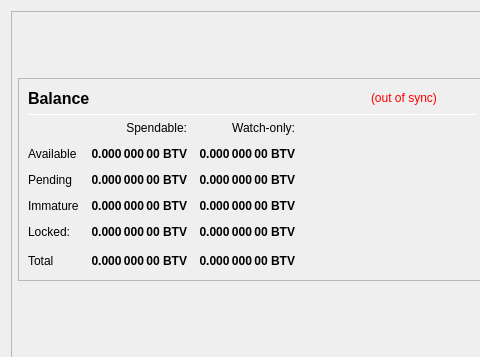
First picture: the form in src/qt/forms/overviewpage.ui, repository belechedev/BG-GoldMetalCoin, before the edit; both pictures show x 0 to 480 and y 0 to 357 of the 978 by 841 pixel window.
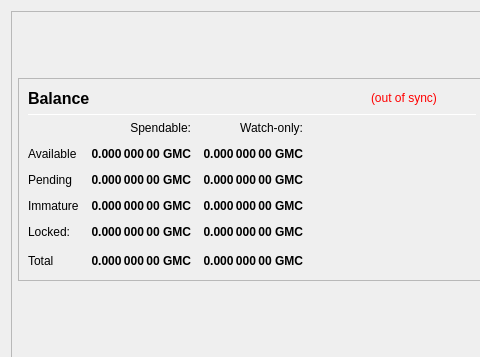
Second picture: the form after the edit.

What changed in the file:
```diff
--- a/src/qt/forms/overviewpage.ui
+++ b/src/qt/forms/overviewpage.ui
@@ -300,7 +300,7 @@
                        <string>Your current spendable balance</string>
                       </property>
                       <property name="text">
-                       <string notr="true">0.000 000 00 BTV</string>
+                       <string notr="true">0.000 000 00 GMC</string>
                       </property>
                       <property name="alignment">
                        <set>Qt::AlignRight|Qt::AlignTrailing|Qt::AlignVCenter</set>
@@ -325,7 +325,7 @@
                        <string>Your current balance in watch-only addresses</string>
                       </property>
                       <property name="text">
-                       <string notr="true">0.000 000 00 BTV</string>
+                       <string notr="true">0.000 000 00 GMC</string>
                       </property>
                       <property name="alignment">
                        <set>Qt::AlignRight|Qt::AlignTrailing|Qt::AlignVCenter</set>
@@ -360,7 +360,7 @@
                        <string>Total of transactions that have yet to be confirmed, and do not yet count toward the spendable balance</string>
                       </property>
                       <property name="text">
-                       <string notr="true">0.000 000 00 BTV</string>
+                       <string notr="true">0.000 000 00 GMC</string>
                       </property>
                       <property name="alignment">
                        <set>Qt::AlignRight|Qt::AlignTrailing|Qt::AlignVCenter</set>
@@ -385,7 +385,7 @@
                        <string>Unconfirmed transactions to watch-only addresses</string>
                       </property>
                       <property name="text">
-                       <string notr="true">0.000 000 00 BTV</string>
+                       <string notr="true">0.000 000 00 GMC</string>
                       </property>
                       <property name="alignment">
                        <set>Qt::AlignRight|Qt::AlignTrailing|Qt::AlignVCenter</set>
@@ -420,7 +420,7 @@
                        <string>Staked or masternode rewards that has not yet matured</string>
                       </property>
                       <property name="text">
-                       <string notr="true">0.000 000 00 BTV</string>
+                       <string notr="true">0.000 000 00 GMC</string>
                       </property>
                       <property name="alignment">
                        <set>Qt::AlignRight|Qt::AlignTrailing|Qt::AlignVCenter</set>
@@ -445,7 +445,7 @@
                        <string>Staked or masternode rewards in watch-only addresses that has not yet matured</string>
                       </property>
                       <property name="text">
-                       <string notr="true">0.000 000 00 BTV</string>
+                       <string notr="true">0.000 000 00 GMC</string>
                       </property>
                       <property name="alignment">
                        <set>Qt::AlignRight|Qt::AlignTrailing|Qt::AlignVCenter</set>
@@ -480,7 +480,7 @@
                        <string>Locked BTV or Masternode collaterals.</string>
                       </property>
                       <property name="text">
-                       <string notr="true">0.000 000 00 BTV</string>
+                       <string notr="true">0.000 000 00 GMC</string>
                       </property>
                       <property name="alignment">
                        <set>Qt::AlignRight|Qt::AlignTrailing|Qt::AlignVCenter</set>
@@ -505,7 +505,7 @@
                        <string>Current locked balance in watch-only addresses</string>
                       </property>
                       <property name="text">
-                       <string notr="true">0.000 000 00 BTV</string>
+                       <string notr="true">0.000 000 00 GMC</string>
                       </property>
                       <property name="alignment">
                        <set>Qt::AlignRight|Qt::AlignTrailing|Qt::AlignVCenter</set>
@@ -540,7 +540,7 @@
                        <string>Your current total balance</string>
                       </property>
                       <property name="text">
-                       <string notr="true">0.000 000 00 BTV</string>
+                       <string notr="true">0.000 000 00 GMC</string>
                       </property>
                       <property name="alignment">
                        <set>Qt::AlignRight|Qt::AlignTrailing|Qt::AlignVCenter</set>
@@ -565,7 +565,7 @@
                        <string>Current total balance in watch-only addresses</string>
                       </property>
                       <property name="text">
-                       <string notr="true">0.000 000 00 BTV</string>
+                       <string notr="true">0.000 000 00 GMC</string>
                       </property>
                       <property name="alignment">
                        <set>Qt::AlignRight|Qt::AlignTrailing|Qt::AlignVCenter</set>
```
Left out of the diff: 8 changed lines with no effect on the pictures.
